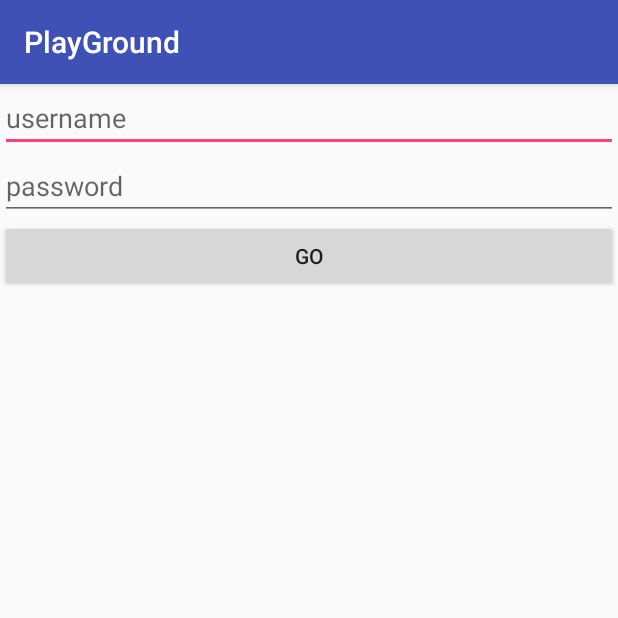
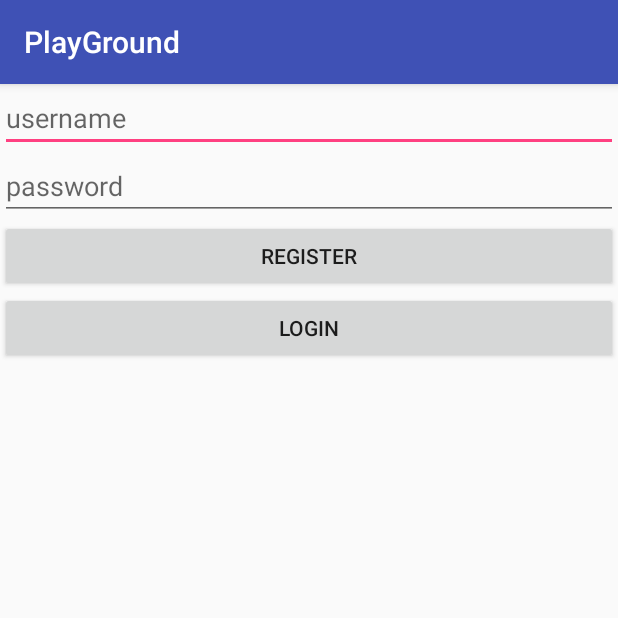
Before and after one commit to moh4med/PlayGround, an Android app: the screen it shows after launch (MainActivity), on a phone screen of 412 x 824 dp, the top half of it. Run offline under Robolectric (Android 15) with nearby library versions, the phone set to English and light mode, and no system bars.

Commit message:
add login to users from database using php

```diff
--- a/app/src/main/res/layout/activity_main.xml
+++ b/app/src/main/res/layout/activity_main.xml
@@ -22,11 +22,17 @@
         android:inputType="textPassword"
         />
     <Button
-        android:id="@+id/btn_go"
+        android:id="@+id/btn_register"
         android:layout_width="match_parent"
         android:layout_height="wrap_content"
-        android:text="Go"
-        android:onClick="btn_go_onClick"/>
+        android:text="Register"
+        android:onClick="btn_register_onClick"/>
+    <Button
+        android:id="@+id/btn_login"
+        android:layout_width="match_parent"
+        android:layout_height="wrap_content"
+        android:text="Login"
+        android:onClick="btn_login_onClick"/>
     <TextView
         android:id="@+id/tv_result"
         android:layout_width="wrap_content"
```
Also changed, not shown: app/src/main/java/com/example/mohamed/playground/MainActivity.java (+59 -8 lines).
